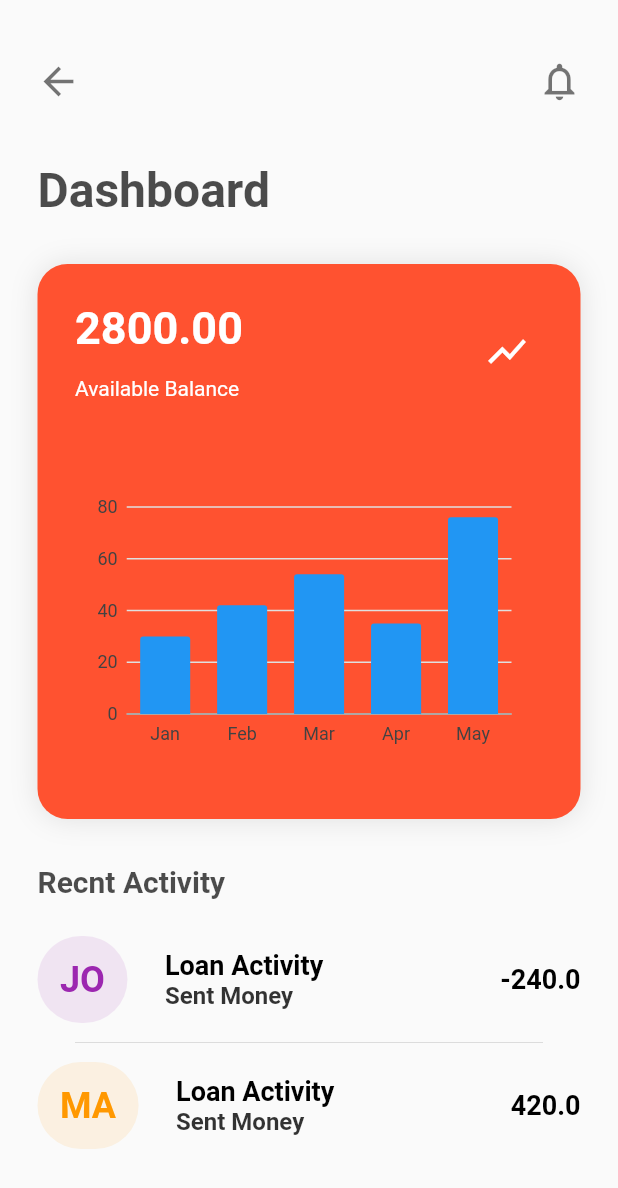
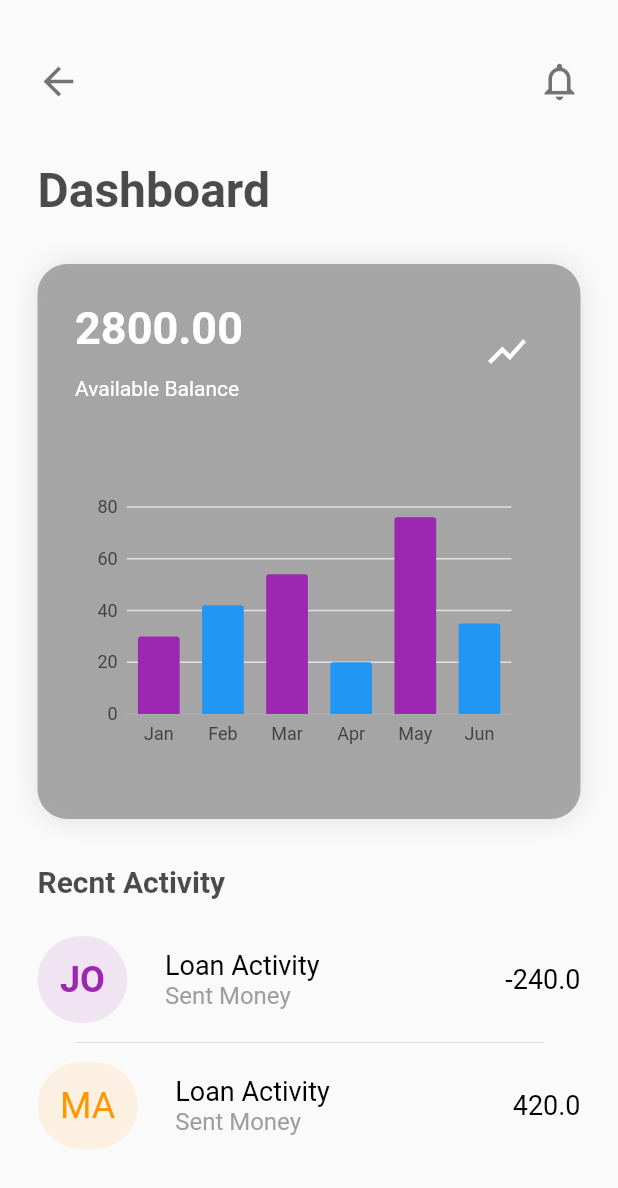
Before and after one commit to ameersabith/expense_manager_ui, a Flutter app: the screen it shows after launch, after a tap on "Top Up", on a phone screen of 412 x 824 dp. Shown: the top 1188 px of the screen. Run offline on Flutter 3.47's test engine with Material 2 defaults, Android fonts, the phone set to English and light mode, and no system bars; our stand-ins replace charts_flutter.

Commit message:
Colors Changed

```diff
--- a/lib/dashboard.dart
+++ b/lib/dashboard.dart
@@ -7,7 +7,7 @@ class DashboardPage extends StatefulWidget {
 }
 
 class _DashboardPageState extends State<DashboardPage> {
-  Color primaryColor = Color.fromRGBO(255, 82, 48, 1);
+  Color primaryColor = Color.fromRGBO(22, 155, 155, 1);
 
   @override
   Widget build(BuildContext context) {
@@ -18,7 +18,7 @@ class _DashboardPageState extends State<DashboardPage> {
       ClickPerMonth('Mar', 54, Colors.purple),
       ClickPerMonth('Apr', 20, Colors.blue),
       ClickPerMonth('May', 76, Colors.purple),
-      ClickPerMonth('Apr', 35, Colors.blue)
+      ClickPerMonth('Jun', 35, Colors.blue),
     ];
 
     var series = [
@@ -26,7 +26,8 @@ class _DashboardPageState extends State<DashboardPage> {
         id: 'Clicks',
         data: data,
         domainFn: (ClickPerMonth clickData, _) => clickData.month,
-        measureFn: (ClickPerMonth clickData, _) => clickData.clicks
+        measureFn: (ClickPerMonth clickData, _) => clickData.clicks,
+        colorFn: (ClickPerMonth clickData, _) => clickData.color
       )
     ];
 
@@ -88,7 +89,7 @@ class _DashboardPageState extends State<DashboardPage> {
                 width: double.infinity,
                 height: 370.0,
                 decoration: BoxDecoration(
-                  color: primaryColor,
+                  color: Colors.grey.withOpacity(0.9),
                   borderRadius: BorderRadius.all(Radius.circular(20.0)),
                   boxShadow: [
                     BoxShadow(
@@ -186,15 +187,13 @@ class _DashboardPageState extends State<DashboardPage> {
                                 style: TextStyle(
                                   color: Colors.black,
                                   fontSize: 18.0,
-                                  fontWeight: FontWeight.bold
                                 )
                               ),
                               Text(
                                 'Sent Money',
                                 style: TextStyle(
-                                  color: Colors.black.withOpacity(0.8),
+                                  color: Colors.grey,
                                   fontSize: 16.0,
-                                  fontWeight: FontWeight.bold
                                 )
                               )
                             ],
@@ -205,7 +204,6 @@ class _DashboardPageState extends State<DashboardPage> {
                           style: TextStyle(
                           color: Colors.black,
                           fontSize: 18.0,
-                          fontWeight: FontWeight.bold
                           )
                         )
                       ]
@@ -229,7 +227,6 @@ class _DashboardPageState extends State<DashboardPage> {
                               style: TextStyle(
                                 color: Colors.orange,
                                 fontSize: 24.0,
-                                fontWeight: FontWeight.bold
                               )
                             ),
                           ),
@@ -244,15 +241,13 @@ class _DashboardPageState extends State<DashboardPage> {
                                 style: TextStyle(
                                   color: Colors.black,
                                   fontSize: 18.0,
-                                  fontWeight: FontWeight.bold
                                 )
                               ),
                               Text(
                                 'Sent Money',
                                 style: TextStyle(
-                                  color: Colors.black.withOpacity(0.8),
+                                  color: Colors.grey,
                                   fontSize: 16.0,
-                                  fontWeight: FontWeight.bold
                                 )
                               )
                             ],
@@ -263,7 +258,6 @@ class _DashboardPageState extends State<DashboardPage> {
                           style: TextStyle(
                           color: Colors.black,
                           fontSize: 18.0,
-                          fontWeight: FontWeight.bold
                           )
                         )
                       ]
--- a/lib/main.dart
+++ b/lib/main.dart
@@ -26,7 +26,7 @@ class _MyHomePageState extends State<MyHomePage> {
 
   @override
   Widget build(BuildContext context) {
-    Color primaryColor = Color.fromRGBO(255, 82, 48, 1);
+    Color primaryColor = Color.fromRGBO(22, 155, 155, 1);
 
     return Scaffold(
       backgroundColor: Color.fromRGBO(244, 244, 244, 1),
```
